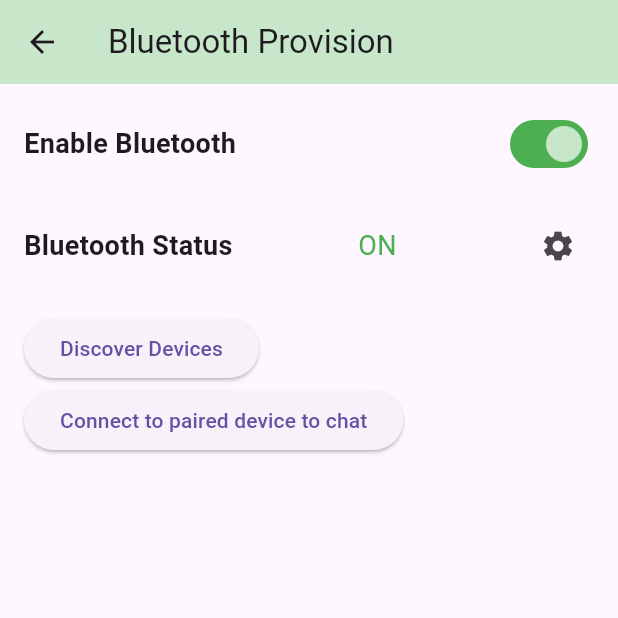
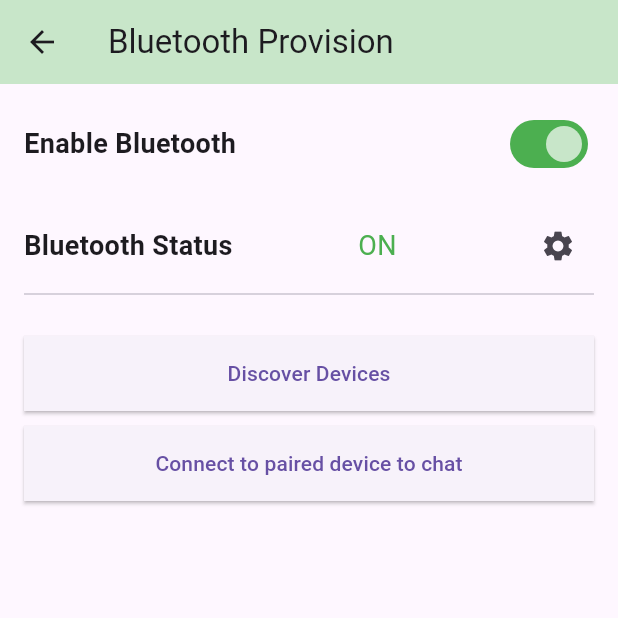
Before and after one commit to Manish2102/GardenController, a Flutter app: the BluetoothProvision screen opened directly, on a phone screen of 412 x 824 dp, the top half of it. Run offline on Flutter 3.47's test engine with Material 3 defaults, Android fonts, the phone set to English and light mode, and no system bars; our stand-ins replace cloud_firestore, firebase_auth, firebase_core, flutter_bluetooth_serial, flutter_local_notifications, google_sign_in and 1 more; missing offline and left inert: android_intent, qr_code_scanner; accounts and stored records are empty.

Commit message:
initial commit

```diff
--- a/lib/Pages/Provision_Page.dart
+++ b/lib/Pages/Provision_Page.dart
@@ -174,14 +174,28 @@ class _BluetoothProvisionState extends State<BluetoothProvision> {
                 ),
               ],
             ),
+            Divider(), // Divider line added
             SizedBox(height: 20),
             ElevatedButton(
               onPressed: _startDiscovery,
               child: Text('Discover Devices'),
+              style: ElevatedButton.styleFrom(
+                minimumSize: Size(double.infinity, 50), // Full width button
+                shape: RoundedRectangleBorder(
+                  borderRadius: BorderRadius.zero, // Sharp borders
+                ),
+              ),
             ),
+            SizedBox(height: 10),
             ElevatedButton(
               onPressed: _connectToPairedDevice,
               child: Text('Connect to paired device to chat'),
+              style: ElevatedButton.styleFrom(
+                minimumSize: Size(double.infinity, 50), // Full width button
+                shape: RoundedRectangleBorder(
+                  borderRadius: BorderRadius.zero, // Sharp borders
+                ),
+              ),
             ),
             Expanded(
               child: ListView.builder(
```
